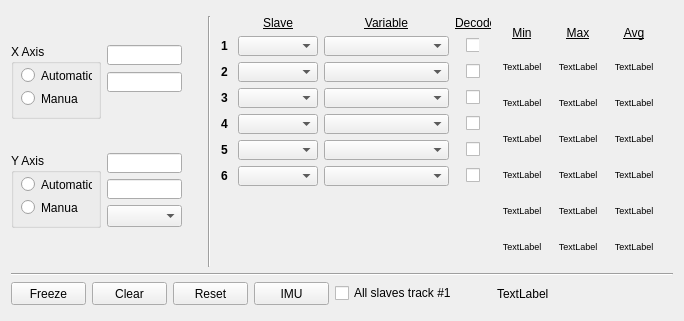
Qt form ui/w_2dplot.ui (JFDuval/flexsea-plan) before a commit.
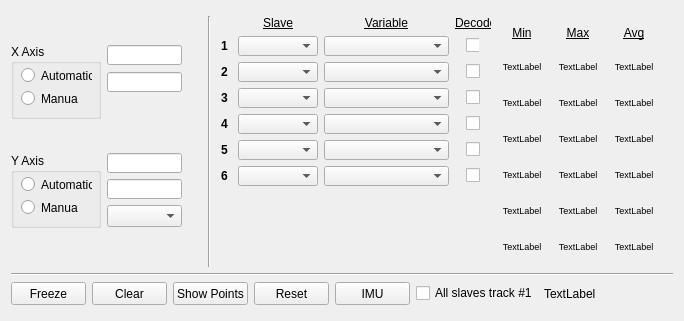
The same form after that commit.

Commit message: Added an option for visible points

What changed in the file:
```diff
--- a/ui/w_2dplot.ui
+++ b/ui/w_2dplot.ui
@@ -1387,6 +1387,13 @@
    <item>
     <layout class="QGridLayout" name="gridLayout_4">
      <item row="0" column="6">
+      <widget class="QLabel" name="label_refreshRate">
+       <property name="text">
+        <string>TextLabel</string>
+       </property>
+      </widget>
+     </item>
+     <item row="0" column="7">
       <spacer name="verticalSpacer_7">
        <property name="orientation">
         <enum>Qt::Vertical</enum>
@@ -1402,7 +1409,7 @@
        </property>
       </spacer>
      </item>
-     <item row="0" column="4">
+     <item row="0" column="5">
       <widget class="QCheckBox" name="checkBoxTrack">
        <property name="text">
         <string>All slaves track #1</string>
@@ -1428,7 +1435,7 @@
        </property>
       </widget>
      </item>
-     <item row="0" column="3">
+     <item row="0" column="4">
       <widget class="QPushButton" name="pbIMU">
        <property name="minimumSize">
         <size>
@@ -1472,7 +1479,7 @@
        </property>
       </widget>
      </item>
-     <item row="0" column="2">
+     <item row="0" column="3">
       <widget class="QPushButton" name="pbReset">
        <property name="minimumSize">
         <size>
@@ -1491,10 +1498,22 @@
        </property>
       </widget>
      </item>
-     <item row="0" column="5">
-      <widget class="QLabel" name="label_refreshRate">
+     <item row="0" column="2">
+      <widget class="QPushButton" name="pbPoints">
+       <property name="minimumSize">
+        <size>
+         <width>75</width>
+         <height>23</height>
+        </size>
+       </property>
+       <property name="maximumSize">
+        <size>
+         <width>75</width>
+         <height>23</height>
+        </size>
+       </property>
        <property name="text">
-        <string>TextLabel</string>
+        <string>Show Points</string>
        </property>
       </widget>
      </item>
```
The commit also changes 2 other files.
